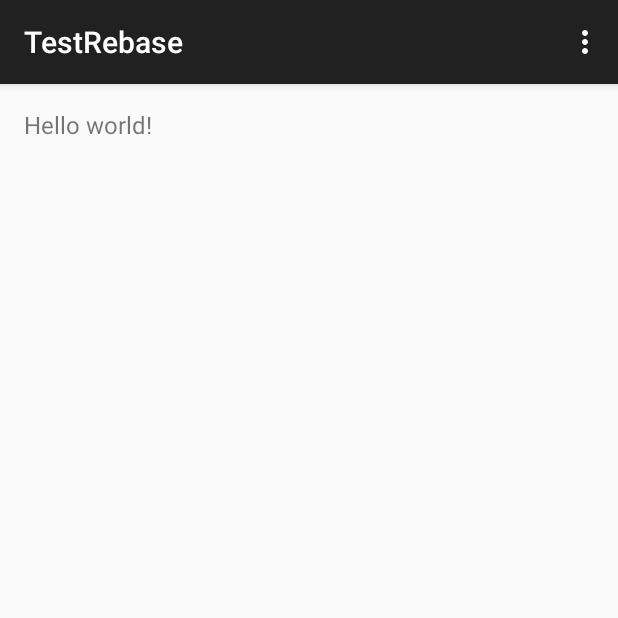
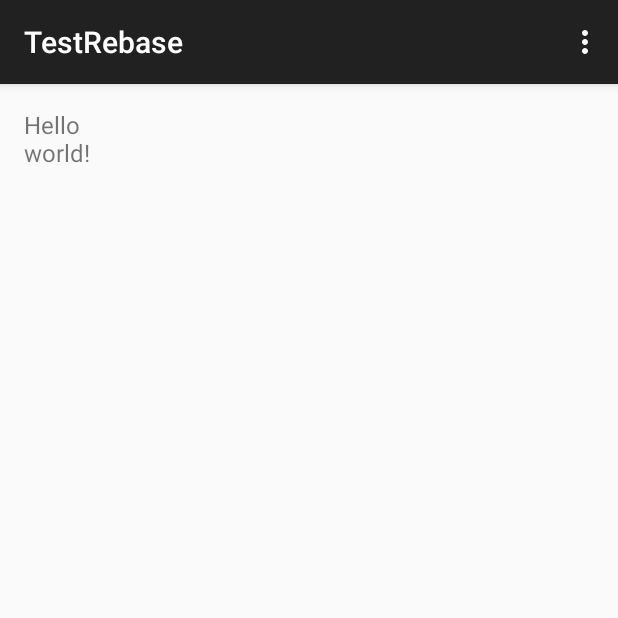
Before and after one commit to abhirb1/Test, an Android app: the screen it shows after launch (MainActivity), on a phone screen of 412 x 824 dp, the top half of it. Run offline under Robolectric (Android 15) with nearby library versions, the phone set to English and light mode, and no system bars.

Commit message:
Changed text width

```diff
--- a/src/main/res/layout/activity_main.xml
+++ b/src/main/res/layout/activity_main.xml
@@ -10,8 +10,9 @@
 
     <TextView
         android:text="@string/hello_world"
-        android:layout_width="wrap_content"
+        android:layout_width="50dp"
         android:layout_height="wrap_content"
-        android:textSize="16dp"/>
+        android:textSize="16dp"
+        />
 
 </RelativeLayout>
```
